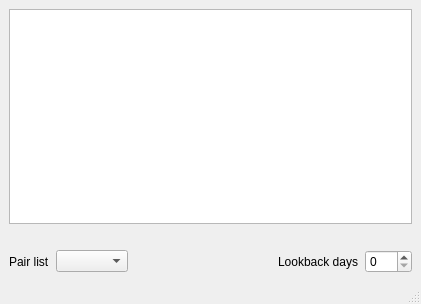
The window that mainwindow.ui (QTinman/TimeframeWalker) describes before a commit, drawn with Qt 5.
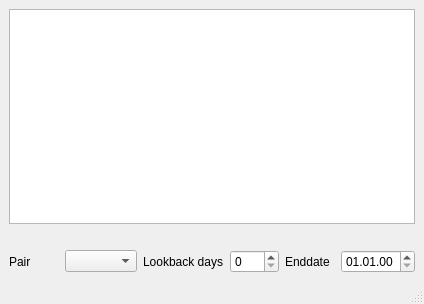
The same window after the commit. Icons and pictures are not drawn.

Commit message: Lookback Enddate added

The edit to the form file:
```diff
--- a/mainwindow.ui
+++ b/mainwindow.ui
@@ -6,7 +6,7 @@
    <rect>
     <x>0</x>
     <y>0</y>
-    <width>421</width>
+    <width>424</width>
     <height>304</height>
    </rect>
   </property>
@@ -27,26 +27,13 @@
       <item>
        <widget class="QLabel" name="label">
         <property name="text">
-         <string>Pair list</string>
+         <string>Pair</string>
         </property>
        </widget>
       </item>
       <item>
        <widget class="QComboBox" name="pairlist"/>
       </item>
-      <item>
-       <spacer name="horizontalSpacer">
-        <property name="orientation">
-         <enum>Qt::Horizontal</enum>
-        </property>
-        <property name="sizeHint" stdset="0">
-         <size>
-          <width>40</width>
-          <height>20</height>
-         </size>
-        </property>
-       </spacer>
-      </item>
       <item>
        <widget class="QLabel" name="label_3">
         <property name="text">
@@ -61,6 +48,30 @@
         </property>
        </widget>
       </item>
+      <item>
+       <widget class="QLabel" name="label_2">
+        <property name="text">
+         <string>Enddate</string>
+        </property>
+       </widget>
+      </item>
+      <item>
+       <widget class="QDateEdit" name="enddate">
+        <property name="dateTime">
+         <datetime>
+          <hour>0</hour>
+          <minute>0</minute>
+          <second>0</second>
+          <year>2000</year>
+          <month>1</month>
+          <day>1</day>
+         </datetime>
+        </property>
+        <property name="displayFormat">
+         <string>dd.MM.yy</string>
+        </property>
+       </widget>
+      </item>
      </layout>
     </item>
     <item row="1" column="0">
```
Left out of the diff: 22 changed lines with no effect on the pictures. The commit also changes 2 other files.
